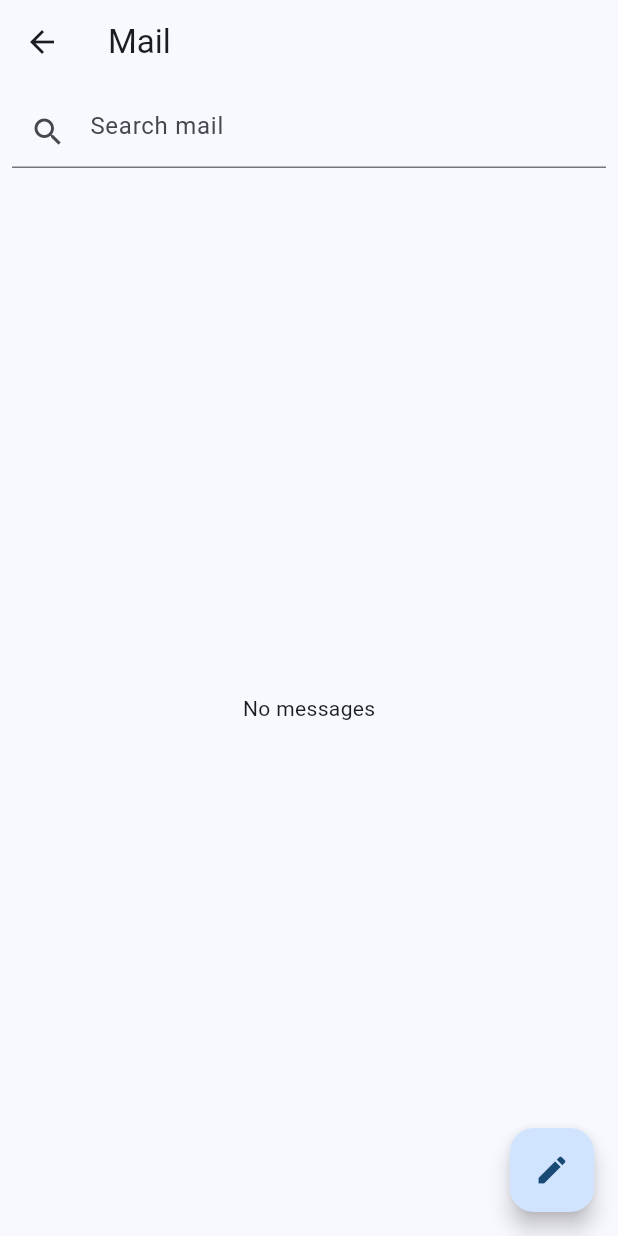
After one commit to prastuvwxyz/flutter-uikit, a Flutter app: the MailTemplate screen opened directly, on a phone screen of 412 x 824 dp. The commit adds this screen. Run offline on Flutter 3.47's test engine with Material 3 defaults, Android fonts, the phone set to English and light mode, and no system bars; our stand-ins replace file_picker.

Commit message:
add mail template

```diff
--- /dev/null
+++ b/packages/ui_templates/lib/src/mail.dart
@@ -0,0 +1,4 @@
+library ui_templates.mail;
+
+export 'mail/mail_models.dart';
+export 'mail/mail_template.dart';
--- /dev/null
+++ b/packages/ui_templates/lib/src/mail/mail_models.dart
@@ -0,0 +1,34 @@
+import 'package:flutter/foundation.dart';
+
+enum MailLayout { adaptive, sidebar, mobile }
+
+@immutable
+class MailFolder {
+  final String id;
+  final String name;
+  final int unreadCount;
+
+  const MailFolder(
+      {required this.id, required this.name, this.unreadCount = 0});
+}
+
+@immutable
+class MailMessage {
+  final String id;
+  final String subject;
+  final String body;
+  final String from;
+  final List<String> to;
+  final DateTime date;
+  final bool starred;
+
+  const MailMessage({
+    required this.id,
+    required this.subject,
+    required this.body,
+    required this.from,
+    required this.to,
+    required this.date,
+    this.starred = false,
+  });
+}
--- /dev/null
+++ b/packages/ui_templates/lib/src/mail/mail_template.dart
@@ -0,0 +1,214 @@
+import 'package:flutter/material.dart';
+import 'mail_models.dart';
+
+class MailTemplate extends StatefulWidget {
+  final List<MailFolder>? folders;
+  final List<MailMessage>? messages;
+  final MailFolder? selectedFolder;
+  final MailMessage? selectedMessage;
+  final ValueChanged<MailFolder>? onFolderSelected;
+  final ValueChanged<MailMessage>? onMessageSelected;
+  final VoidCallback? onCompose;
+  final ValueChanged<MailMessage>? onReply;
+  final ValueChanged<List<MailMessage>>? onDelete;
+  final MailLayout layout;
+  final bool searchable;
+
+  const MailTemplate({
+    Key? key,
+    this.folders,
+    this.messages,
+    this.selectedFolder,
+    this.selectedMessage,
+    this.onFolderSelected,
+    this.onMessageSelected,
+    this.onCompose,
+    this.onReply,
+    this.onDelete,
+    this.layout = MailLayout.adaptive,
+    this.searchable = true,
+  }) : super(key: key);
+
+  @override
+  State<MailTemplate> createState() => _MailTemplateState();
+}
+
+class _MailTemplateState extends State<MailTemplate> {
+  late MailFolder? _selectedFolder;
+  late MailMessage? _selectedMessage;
+  String _search = '';
+
+  @override
+  void initState() {
+    super.initState();
+    _selectedFolder = widget.selectedFolder ??
+        (widget.folders?.isNotEmpty == true ? widget.folders!.first : null);
+    _selectedMessage = widget.selectedMessage;
+  }
+
+  void _handleFolderSelected(MailFolder folder) {
+    setState(() {
+      _selectedFolder = folder;
+      _selectedMessage = null;
+    });
+    widget.onFolderSelected?.call(folder);
+  }
+
+  void _handleMessageSelected(MailMessage message) {
+    setState(() {
+      _selectedMessage = message;
+    });
+    widget.onMessageSelected?.call(message);
+  }
+
+  List<MailMessage> get _filteredMessages {
+    final msgs = widget.messages ?? [];
+    // For now messages are not foldered; in future filter by folder.id
+    if (_search.isEmpty) return msgs;
+    final q = _search.toLowerCase();
+    return msgs
+        .where((m) =>
+            m.subject.toLowerCase().contains(q) ||
+            m.body.toLowerCase().contains(q) ||
+            m.from.toLowerCase().contains(q))
+        .toList();
+  }
+
+  Widget _buildFolderList() {
+    final folders = widget.folders ?? [];
+    return ListView(
+      children: [
+        Padding(
+          padding: const EdgeInsets.all(8.0),
+          child: ElevatedButton.icon(
+            onPressed: widget.onCompose,
+            icon: const Icon(Icons.create),
+            label: const Text('Compose'),
+          ),
+        ),
+        ...folders.map((f) {
+          final selected = _selectedFolder?.id == f.id;
+          return ListTile(
+            title: Text(f.name),
+            leading: selected
+                ? const Icon(Icons.folder_open)
+                : const Icon(Icons.folder),
+            trailing: f.unreadCount > 0
+                ? CircleAvatar(radius: 10, child: Text('${f.unreadCount}'))
+                : null,
+            selected: selected,
+            onTap: () => _handleFolderSelected(f),
+          );
+        }).toList()
+      ],
+    );
+  }
+
+  Widget _buildMessageList() {
+    final messages = _filteredMessages;
+    if (messages.isEmpty) return const Center(child: Text('No messages'));
+    return ListView.separated(
+      itemCount: messages.length,
+      separatorBuilder: (c, i) => const Divider(height: 1),
+      itemBuilder: (c, i) {
+        final m = messages[i];
+        return ListTile(
+          title: Text(m.subject),
+          subtitle: Text(
+              '${m.from} — ${m.body.length > 80 ? m.body.substring(0, 80) + '…' : m.body}'),
+          onTap: () => _handleMessageSelected(m),
+        );
+      },
+    );
+  }
+
+  Widget _buildMessageDetail() {
+    final m = _selectedMessage;
+    if (m == null) return const Center(child: Text('No message selected'));
+    return Padding(
+      padding: const EdgeInsets.all(16.0),
+      child: Column(
+        crossAxisAlignment: CrossAxisAlignment.start,
+        children: [
+          Row(
+            mainAxisAlignment: MainAxisAlignment.spaceBetween,
+            children: [
+              Expanded(
+                  child: Text(m.subject,
+                      style: Theme.of(context).textTheme.titleLarge)),
+              IconButton(
+                icon: const Icon(Icons.reply),
+                onPressed: () => widget.onReply?.call(m),
+              )
+            ],
+          ),
+          const SizedBox(height: 8),
+          Text('From: ${m.from}'),
+          Text('To: ${m.to.join(', ')}'),
+          Text('Date: ${m.date}'),
+          const Divider(),
+          Expanded(child: SingleChildScrollView(child: Text(m.body))),
+        ],
+      ),
+    );
+  }
+
+  Widget _buildSearchBar() {
+    if (!widget.searchable) return const SizedBox.shrink();
+    return Padding(
+      padding: const EdgeInsets.all(8.0),
+      child: TextField(
+        key: const Key('mail_search'),
+        decoration: const InputDecoration(
+            prefixIcon: Icon(Icons.search), hintText: 'Search mail'),
+        onChanged: (v) => setState(() => _search = v),
+      ),
+    );
+  }
+
+  @override
+  Widget build(BuildContext context) {
+    final effectiveLayout = widget.layout == MailLayout.adaptive
+        ? (MediaQuery.of(context).size.width > 600
+            ? MailLayout.sidebar
+            : MailLayout.mobile)
+        : widget.layout;
+
+    if (effectiveLayout == MailLayout.mobile) {
+      return Scaffold(
+        appBar: AppBar(title: const Text('Mail')),
+        body: Column(
+          children: [
+            _buildSearchBar(),
+            Expanded(child: _buildMessageList()),
+          ],
+        ),
+        floatingActionButton: FloatingActionButton(
+          onPressed: widget.onCompose,
+          child: const Icon(Icons.create),
+        ),
+      );
+    }
+
+    // Sidebar / desktop layout: folders on left, messages middle, detail right
+    return Scaffold(
+      appBar: AppBar(title: const Text('Mail')),
+      body: Row(
+        children: [
+          SizedBox(width: 260, child: _buildFolderList()),
+          const VerticalDivider(width: 1),
+          Expanded(
+            child: Column(
+              children: [
+                _buildSearchBar(),
+                Expanded(child: _buildMessageList()),
+              ],
+            ),
+          ),
+          const VerticalDivider(width: 1),
+          SizedBox(width: 420, child: _buildMessageDetail()),
+        ],
+      ),
+    );
+  }
+}
--- a/packages/ui_templates/lib/ui_templates.dart
+++ b/packages/ui_templates/lib/ui_templates.dart
@@ -2,3 +2,4 @@ library ui_templates;
 
 export 'src/dashboard/_index.dart';
 export 'src/crud/_index.dart';
+export 'src/mail.dart';
--- a/pubspec.yaml
+++ b/pubspec.yaml
@@ -52,6 +52,8 @@ dependencies:
     path: packages/ui_tokens
   ui_components:
     path: packages/ui_components
+  ui_templates:
+    path: packages/ui_templates
 
   # Date and time utilities
   intl: ^0.19.0
```
Also changed, not shown: pubspec.lock, 1 other file.
